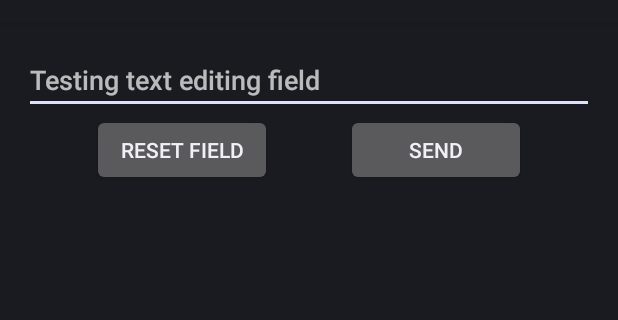
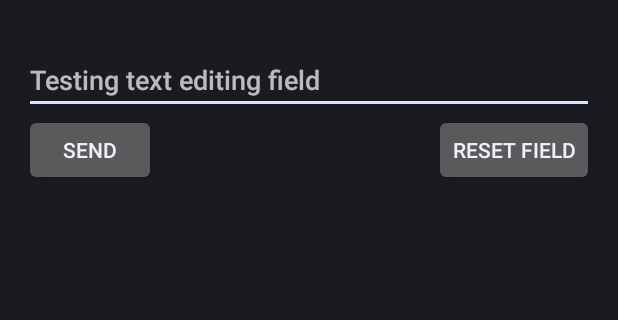
Before and after one commit to d-gubert/testapplication, an Android app: the screen it shows after launch (Home), on a phone screen of 412 x 824 dp, the part 62-382 px from its top. Run offline under Robolectric (Android 15) with nearby library versions, the phone set to English and light mode, and no system bars.

Commit message:
Correction of some layout problems

```diff
--- a/app/src/main/java/com/example/douglasgubert/testapplication/Home.java
+++ b/app/src/main/java/com/example/douglasgubert/testapplication/Home.java
@@ -65,6 +65,7 @@ public class Home extends Activity {
             DisplayMessageDialog dialog = new DisplayMessageDialog();
             dialog.setMessage(message);
             dialog.show(getFragmentManager(), "message");
+            resetMessage(view);
         }
     }
 
--- a/app/src/main/res/layout/fragment_home.xml
+++ b/app/src/main/res/layout/fragment_home.xml
@@ -22,9 +22,7 @@
         android:text="@string/button_send"
         android:onClick="sendMessage"
         android:layout_below="@+id/edit_message"
-        android:layout_alignRight="@+id/edit_message"
-        android:layout_marginRight="45dp"
-        android:width="@dimen/testbuttons_width" />
+        android:layout_alignParentLeft="true"/>
 
     <Button
         android:layout_width="wrap_content"
@@ -32,9 +30,7 @@
         android:text="@string/button_reset"
         android:id="@+id/button_reset"
         android:onClick="resetMessage"
-        android:layout_below="@+id/edit_message"
-        android:layout_alignParentLeft="true"
-        android:layout_marginLeft="45dp"
-        android:width="@dimen/testbuttons_width" />
+        android:layout_alignTop="@+id/button_send"
+        android:layout_alignParentRight="true"/>
 
 </RelativeLayout>
```
